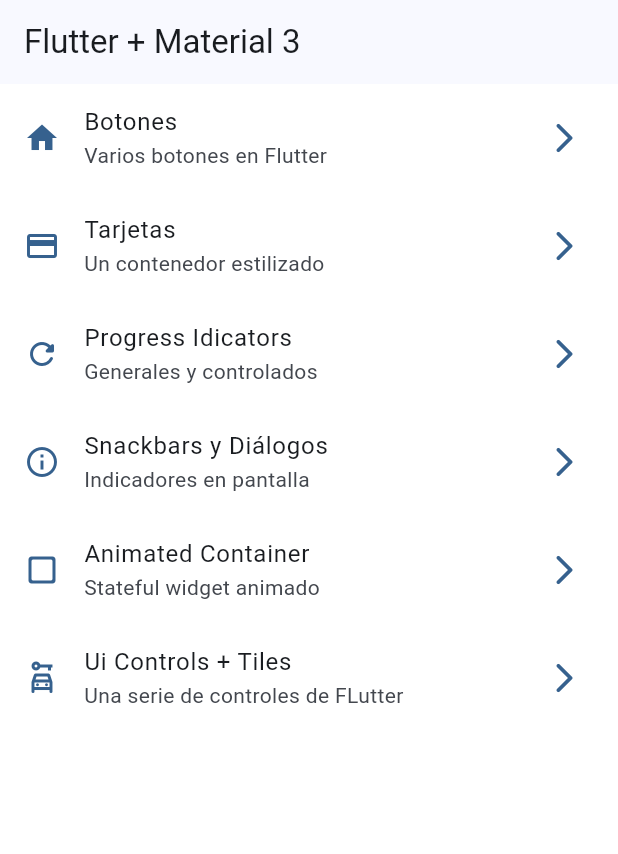
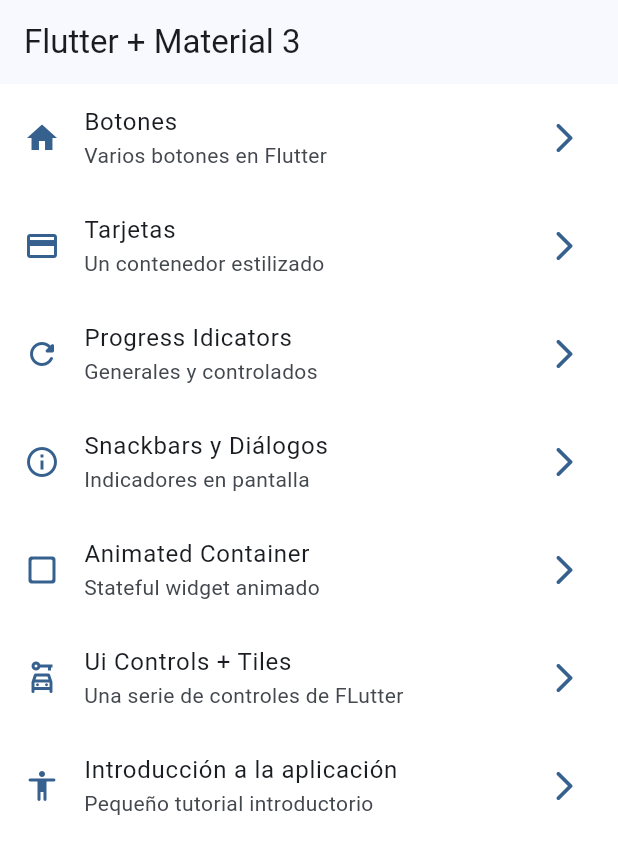
Before and after one commit to Frank076-web/widgets_app_flutter, a Flutter app: the screen it shows after launch, on a phone screen of 412 x 824 dp. Shown: the top 854 px of the screen. Run offline on Flutter 3.47's test engine with Material 3 defaults, Android fonts, the phone set to English and light mode, and no system bars; our stand-ins replace go_router.

```diff
--- a/lib/config/menu/menu_items.dart
+++ b/lib/config/menu/menu_items.dart
@@ -68,4 +68,12 @@ List<MenuItem> appMenuItems = const [
     path: '/ui-controls',
     widget: UiControlsScreen(),
   ),
+  MenuItem(
+    title: 'Introducción a la aplicación',
+    subTitle: 'Pequeño tutorial introductorio',
+    routeName: AppTutorialScreen.name,
+    icon: Icons.accessibility_rounded,
+    path: '/tutorial',
+    widget: AppTutorialScreen(),
+  ),
 ];
--- a/pubspec.yaml
+++ b/pubspec.yaml
@@ -54,8 +54,8 @@ flutter:
   # the material Icons class.
   uses-material-design: true
   # To add assets to your application, add an assets section, like this:
-  # assets:
-  #   - images/a_dot_burr.jpeg
+assets:
+  - assets/images/
   #   - images/a_dot_ham.jpeg
   # An image asset can refer to one or more resolution-specific "variants", see
   # https://flutter.dev/to/resolution-aware-images
```
Also changed, not shown: assets/Images/1.png (added), assets/Images/2.png (added), assets/Images/3.png (added), assets/Images/jar-loading.gif (added).
